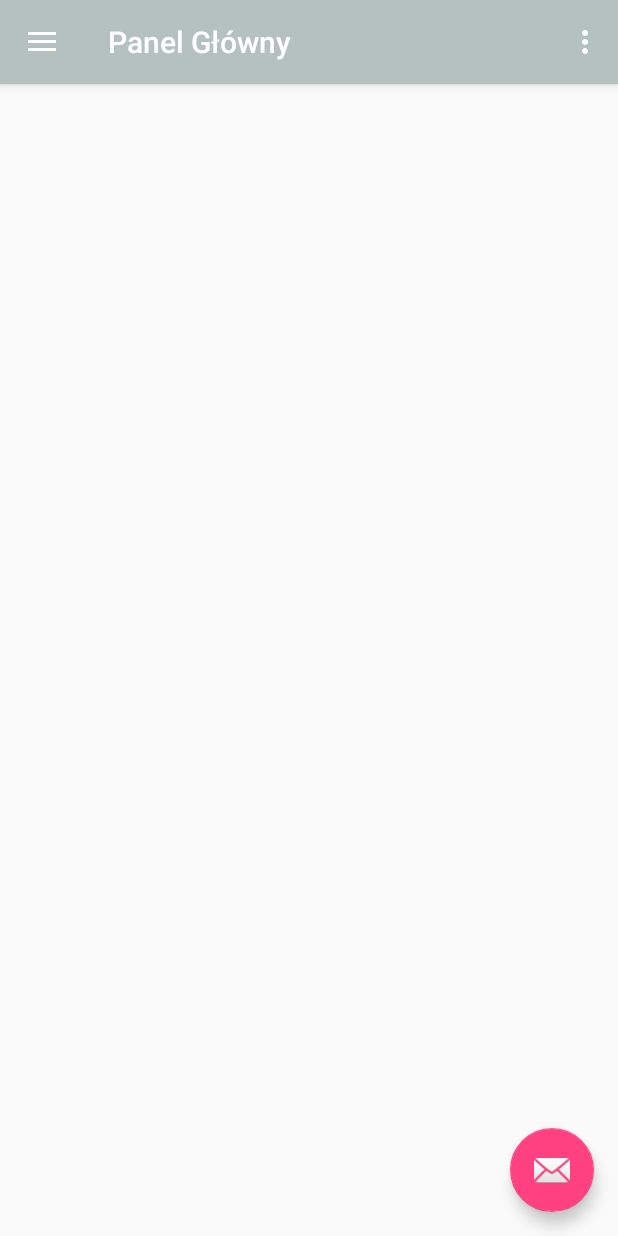
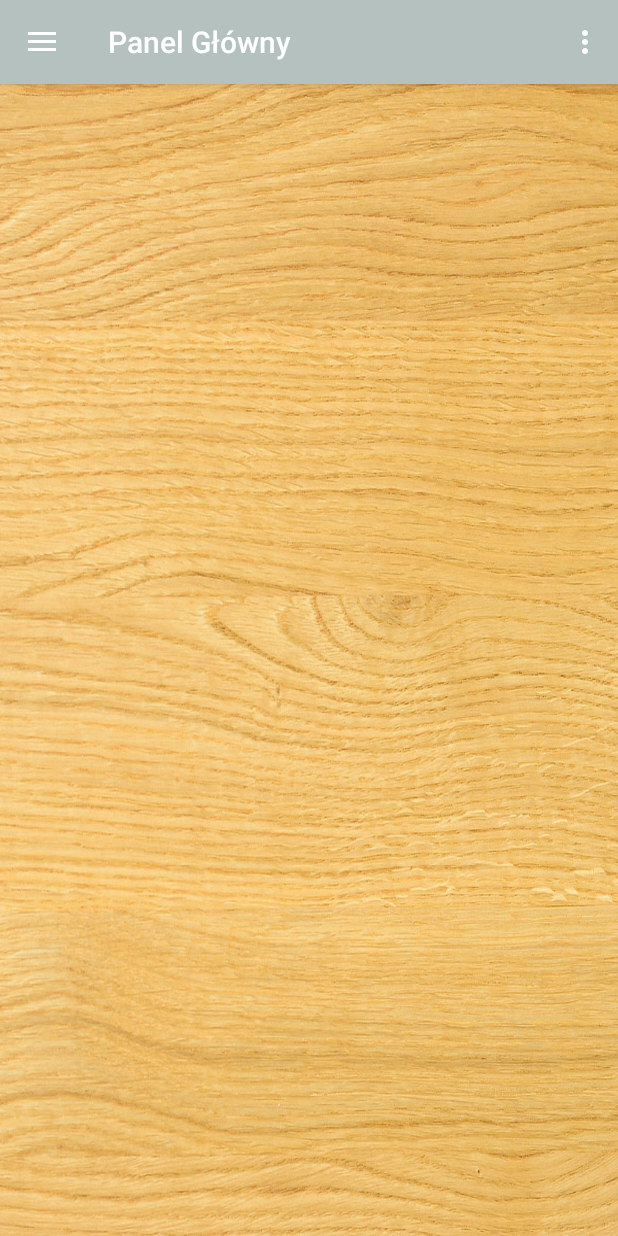
Before and after one commit to Frehon/MyPersonalTrainerApplication, an Android app: the main_panel_controller screen opened directly, with no data from a screen before it, on a phone screen of 412 x 824 dp. Run offline under Robolectric (Android 15) with nearby library versions, the phone set to English and light mode, and no system bars.

Commit message:
Main Panel Template Done.

```diff
--- a/app/src/main/java/pl/edu/pwr/a200184student/my_personal_trainer/controller/main_panel_controller.java
+++ b/app/src/main/java/pl/edu/pwr/a200184student/my_personal_trainer/controller/main_panel_controller.java
@@ -2,6 +2,7 @@ package pl.edu.pwr.a200184student.my_personal_trainer.controller;
 
 import android.content.DialogInterface;
 import android.content.Intent;
+import android.graphics.drawable.Drawable;
 import android.os.Bundle;
 import android.support.design.widget.FloatingActionButton;
 import android.support.design.widget.Snackbar;
@@ -28,17 +29,6 @@ public class main_panel_controller extends AppCompatActivity
         setContentView(R.layout.main_panel_view);
         Toolbar toolbar = (Toolbar) findViewById(R.id.toolbar);
         setSupportActionBar(toolbar);
-
-        FloatingActionButton fab = (FloatingActionButton) findViewById(R.id.fab);
-        fab.setOnClickListener(new View.OnClickListener() {
-            @Override
-            public void onClick(View view) {
-                Snackbar.make(view, "Replace with your own action", Snackbar.LENGTH_LONG)
-                        .setAction("Action", null).show();
-            }
-        });
-
-
 
         DrawerLayout drawer = (DrawerLayout) findViewById(R.id.drawer_layout);
         ActionBarDrawerToggle toggle = new ActionBarDrawerToggle(
--- a/app/src/main/res/layout/app_bar_main_panel_controller.xml
+++ b/app/src/main/res/layout/app_bar_main_panel_controller.xml
@@ -5,6 +5,7 @@
     android:layout_width="match_parent"
     android:layout_height="match_parent"
     android:fitsSystemWindows="true"
+    android:background="@drawable/drewno"
     tools:context="pl.edu.pwr.a200184student.my_personal_trainer.controller.main_panel_controller">
 
     <android.support.design.widget.AppBarLayout
@@ -23,12 +24,4 @@
 
     <include layout="@layout/content_main_panel_controller" />
 
-    <android.support.design.widget.FloatingActionButton
-        android:id="@+id/fab"
-        android:layout_width="wrap_content"
-        android:layout_height="wrap_content"
-        android:layout_gravity="bottom|end"
-        android:layout_margin="@dimen/fab_margin"
-        app:srcCompat="@android:drawable/ic_dialog_email" />
-
 </android.support.design.widget.CoordinatorLayout>
--- a/app/src/main/res/layout/nav_header_main_panel_controller.xml
+++ b/app/src/main/res/layout/nav_header_main_panel_controller.xml
@@ -15,7 +15,7 @@
 
     <ImageView
         android:id="@+id/imageView"
-        android:layout_width="wrap_content"
+        android:layout_width="match_parent"
         android:layout_height="wrap_content"
         android:paddingTop="@dimen/nav_header_vertical_spacing"
         app:srcCompat="@drawable/home" />
--- a/app/src/main/res/menu/main_panel_view_drawer.xml
+++ b/app/src/main/res/menu/main_panel_view_drawer.xml
@@ -35,5 +35,4 @@
                 android:title="Oceń Aplikację" />
         </menu>
     </item>
-
 </menu>
```
